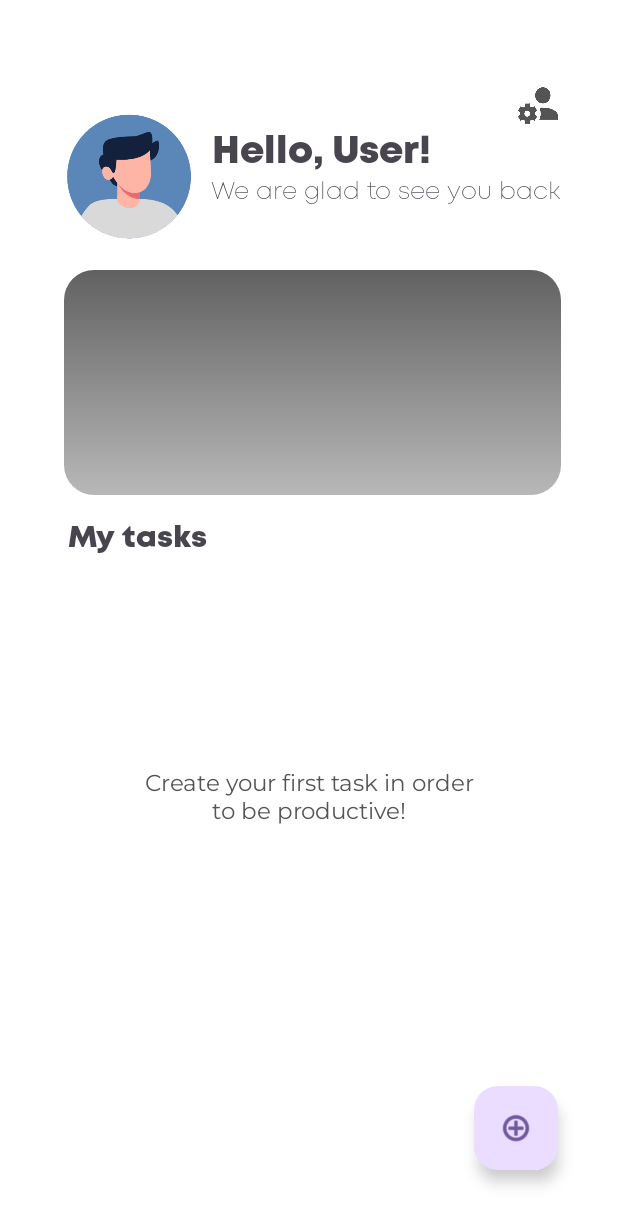
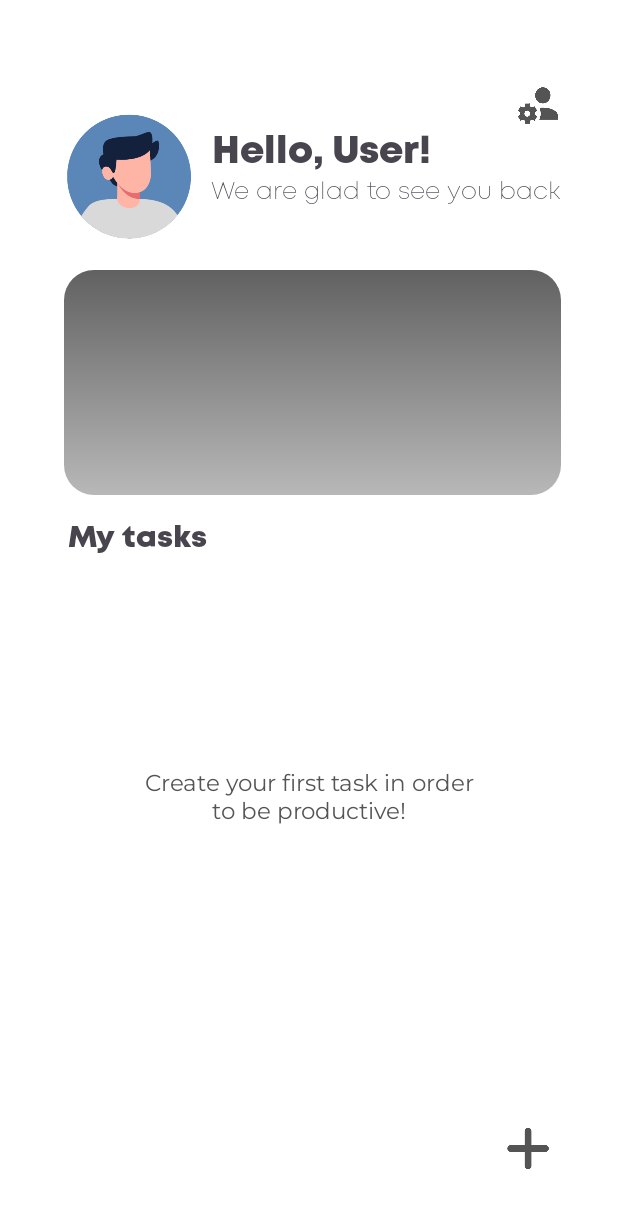
Before and after one commit to jorgeizaguirree/Android_app, an Android app: the layout activity_home_screen.xml on its own in the app's theme, with its tools: preview values and no code run, on a phone screen of 412 x 824 dp. Shown: the top 1225 px of the screen. Run offline under Robolectric (Android 15) with nearby library versions, the phone set to English and light mode, and no system bars; network calls fail.

Commit message:
boton addTask cambiado

```diff
--- a/app/src/main/java/upm/es/proyecto_app/home_screen.java
+++ b/app/src/main/java/upm/es/proyecto_app/home_screen.java
@@ -18,8 +18,6 @@
     import androidx.core.graphics.Insets;
     import androidx.core.view.ViewCompat;
     import androidx.core.view.WindowInsetsCompat;
-
-    import com.google.android.material.floatingactionbutton.FloatingActionButton;
 
     import java.io.File;
     import java.util.ArrayList;
@@ -98,8 +96,8 @@
             ListView listView = findViewById(R.id.task_list);
             listView.setAdapter(adapter);
 
-            FloatingActionButton floatingActionButton = findViewById(R.id.floatingActionButton);
-            floatingActionButton.setOnClickListener(v -> showAddTaskDialog());
+            ImageView addTaskButton = findViewById(R.id.homeScreen_btn_addTask);
+            addTaskButton.setOnClickListener(v -> showAddTaskDialog());
 
         }
 
--- a/app/src/main/res/layout/activity_home_screen.xml
+++ b/app/src/main/res/layout/activity_home_screen.xml
@@ -116,20 +116,6 @@
         app:layout_constraintTop_toBottomOf="@+id/homeScreen_view_quoteBackground"
         app:layout_constraintVertical_bias="0.591" />
 
-    <com.google.android.material.floatingactionbutton.FloatingActionButton
-        android:id="@+id/floatingActionButton"
-        android:layout_width="wrap_content"
-        android:layout_height="wrap_content"
-        android:clickable="true"
-        app:layout_constraintBottom_toBottomOf="parent"
-        app:layout_constraintEnd_toEndOf="parent"
-        app:layout_constraintHorizontal_bias="0.887"
-        app:layout_constraintStart_toStartOf="parent"
-
-        app:layout_constraintTop_toTopOf="parent"
-        app:layout_constraintVertical_bias="0.943"
-        app:srcCompat="@android:drawable/ic_menu_add" />
-
     <TextView
         android:id="@+id/homeScreen_txt_noQuote"
         android:layout_marginBottom="90dp"
@@ -145,4 +131,17 @@
         app:layout_constraintStart_toStartOf="parent"
         app:layout_constraintTop_toBottomOf="@+id/homeScreen_view_quoteBackground" />
 
+    <ImageView
+        android:id="@+id/homeScreen_btn_addTask"
+        android:layout_width="28dp"
+        android:layout_height="38dp"
+        android:clickable="true"
+        app:layout_constraintBottom_toBottomOf="parent"
+        app:layout_constraintEnd_toEndOf="parent"
+        app:layout_constraintHorizontal_bias="0.88"
+        app:layout_constraintStart_toStartOf="parent"
+        app:layout_constraintTop_toTopOf="parent"
+        app:layout_constraintVertical_bias="0.95"
+        app:srcCompat="@drawable/ic_add_task" />
+
 </androidx.constraintlayout.widget.ConstraintLayout>
```
Also changed, not shown: app/src/main/res/drawable/ic_add_task.png (added).
